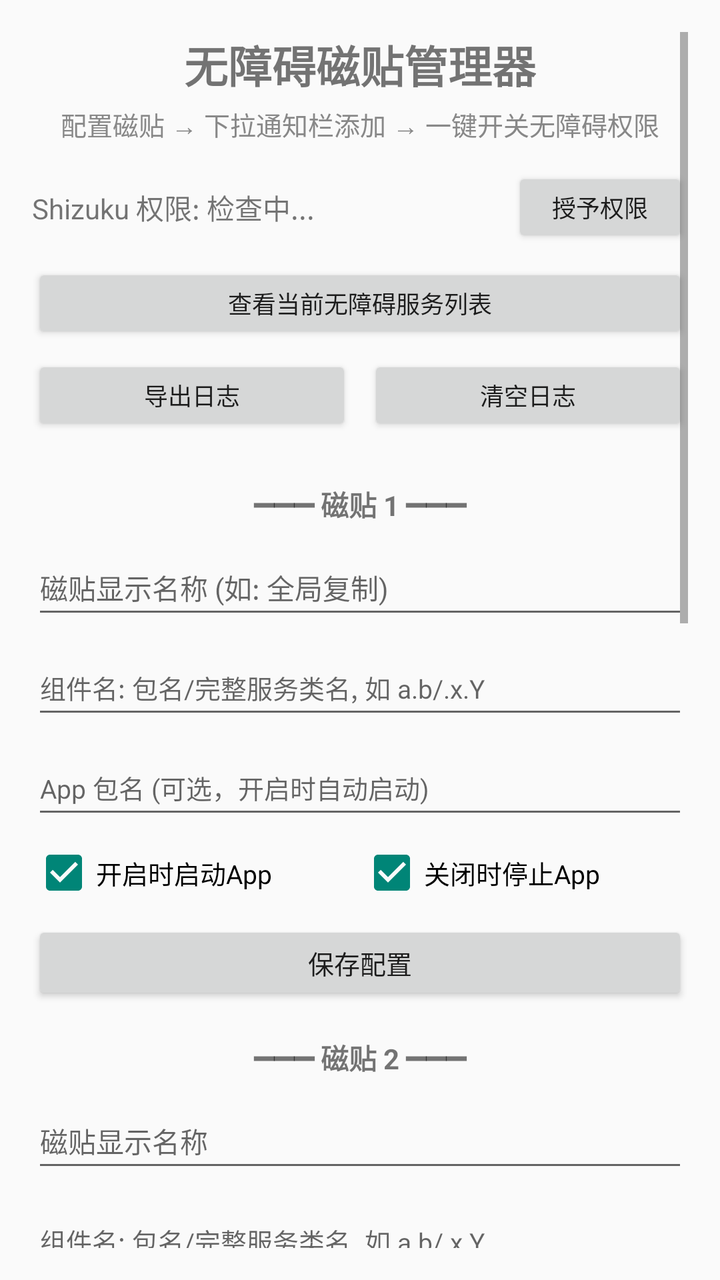
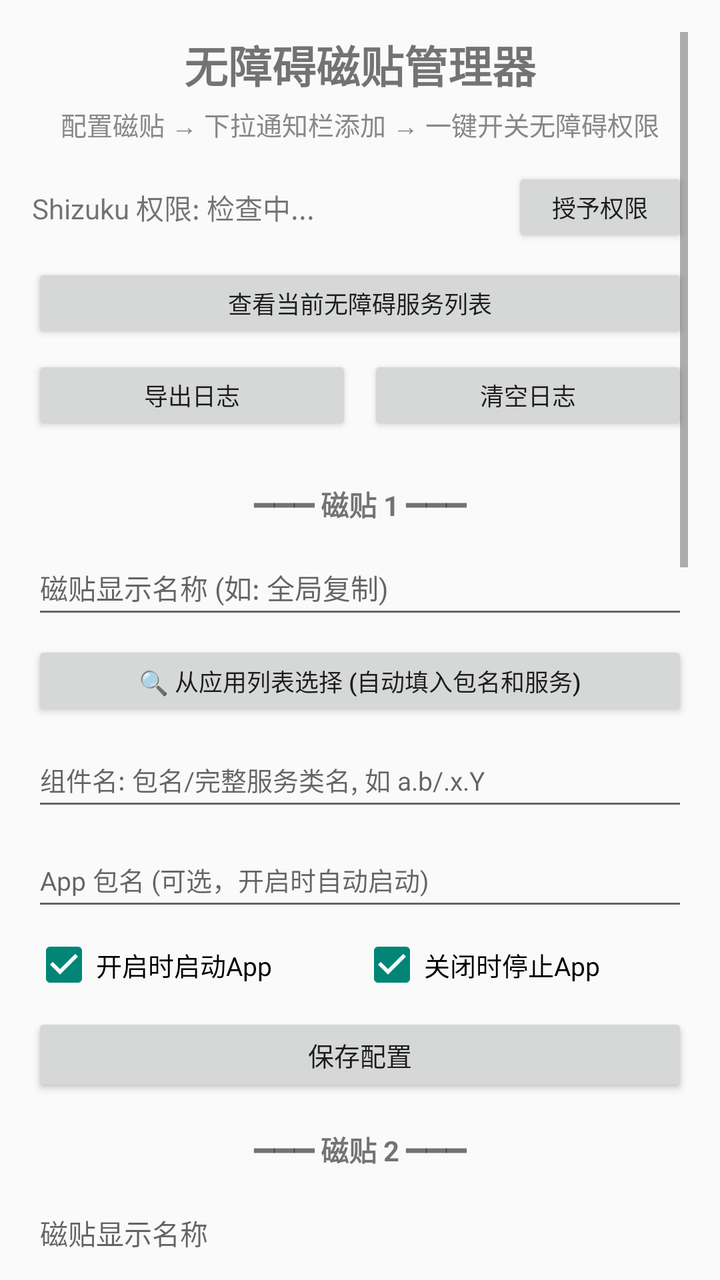

An Android layout rendered at two revisions. The XML below is the earlier revision; the diff shows what the commit changed to produce the second picture.
<!-- AndroidManifest.xml: application theme AppTheme -->
<!-- res/layout/activity_settings.xml -->
<?xml version="1.0" encoding="utf-8"?>
<ScrollView xmlns:android="http://schemas.android.com/apk/res/android"
    android:layout_width="match_parent"
    android:layout_height="match_parent"
    android:padding="16dp">

    <LinearLayout
        android:layout_width="match_parent"
        android:layout_height="wrap_content"
        android:orientation="vertical"
        android:gravity="center_horizontal">

        
        <TextView
            android:layout_width="wrap_content"
            android:layout_height="wrap_content"
            android:text="无障碍磁贴管理器"
            android:textSize="22sp"
            android:textStyle="bold"
            android:layout_marginBottom="4dp" />

        <TextView
            android:layout_width="wrap_content"
            android:layout_height="wrap_content"
            android:text="配置磁贴 → 下拉通知栏添加 → 一键开关无障碍权限"
            android:textSize="13sp"
            android:textColor="#888888"
            android:layout_marginBottom="12dp" />

        
        <LinearLayout
            android:layout_width="match_parent"
            android:layout_height="wrap_content"
            android:orientation="horizontal"
            android:gravity="center_vertical"
            android:layout_marginBottom="8dp">

            <TextView
                android:id="@+id/tv_shizuku_status"
                android:layout_width="0dp"
                android:layout_height="wrap_content"
                android:layout_weight="1"
                android:text="Shizuku 权限: 检查中..."
                android:textSize="14sp" />

            <Button
                android:id="@+id/btn_request_shizuku"
                android:layout_width="wrap_content"
                android:layout_height="40dp"
                android:text="授予权限"
                android:textSize="12sp" />
        </LinearLayout>

        <Button
            android:id="@+id/btn_show_services"
            android:layout_width="match_parent"
            android:layout_height="40dp"
            android:text="查看当前无障碍服务列表"
            android:textSize="12sp"
            android:layout_marginBottom="6dp" />

        <LinearLayout
            android:layout_width="match_parent"
            android:layout_height="wrap_content"
            android:orientation="horizontal"
            android:layout_marginBottom="16dp">

            <Button
                android:id="@+id/btn_export_log"
                android:layout_width="0dp"
                android:layout_height="40dp"
                android:layout_weight="1"
                android:text="导出日志"
                android:textSize="12sp"
                android:layout_marginEnd="4dp" />

            <Button
                android:id="@+id/btn_clear_log"
                android:layout_width="0dp"
                android:layout_height="40dp"
                android:layout_weight="1"
                android:text="清空日志"
                android:textSize="12sp"
                android:layout_marginStart="4dp" />
        </LinearLayout>

        
        <TextView
            android:layout_width="match_parent"
            android:layout_height="wrap_content"
            android:text="━━━ 磁贴 1 ━━━"
            android:textSize="14sp"
            android:textStyle="bold"
            android:gravity="center"
            android:layout_marginTop="8dp"
            android:layout_marginBottom="8dp" />
        <EditText android:id="@+id/et_label_0" android:layout_width="match_parent" android:layout_height="44dp" android:hint="磁贴显示名称 (如: 全局复制)" android:textSize="14sp" android:inputType="text" android:singleLine="true" android:layout_marginBottom="6dp"/>
        <EditText android:id="@+id/et_service_0" android:layout_width="match_parent" android:layout_height="44dp" android:hint="组件名: 包名/完整服务类名, 如 a.b/.x.Y" android:textSize="13sp" android:inputType="text" android:singleLine="true" android:layout_marginBottom="6dp"/>
        <EditText android:id="@+id/et_app_0" android:layout_width="match_parent" android:layout_height="44dp" android:hint="App 包名 (可选，开启时自动启动)" android:textSize="13sp" android:inputType="text" android:singleLine="true" android:layout_marginBottom="6dp"/>
        <LinearLayout android:layout_width="match_parent" android:layout_height="wrap_content" android:orientation="horizontal" android:layout_marginBottom="8dp">
            <CheckBox android:id="@+id/cb_launch_0" android:layout_width="0dp" android:layout_height="wrap_content" android:layout_weight="1" android:text="开启时启动App" android:textSize="13sp" android:checked="true"/>
            <CheckBox android:id="@+id/cb_stop_0" android:layout_width="0dp" android:layout_height="wrap_content" android:layout_weight="1" android:text="关闭时停止App" android:textSize="13sp" android:checked="true"/>
        </LinearLayout>
        <Button android:id="@+id/btn_save_0" android:layout_width="match_parent" android:layout_height="42dp" android:text="保存配置" android:textSize="13sp" />

        
        <TextView android:layout_width="match_parent" android:layout_height="wrap_content" android:text="━━━ 磁贴 2 ━━━" android:textSize="14sp" android:textStyle="bold" android:gravity="center" android:layout_marginTop="16dp" android:layout_marginBottom="8dp"/>
        <EditText android:id="@+id/et_label_1" android:layout_width="match_parent" android:layout_height="44dp" android:hint="磁贴显示名称" android:textSize="14sp" android:inputType="text" android:singleLine="true" android:layout_marginBottom="6dp"/>
        <EditText android:id="@+id/et_service_1" android:layout_width="match_parent" android:layout_height="44dp" android:hint="组件名: 包名/完整服务类名, 如 a.b/.x.Y" android:textSize="13sp" android:inputType="text" android:singleLine="true" android:layout_marginBottom="6dp"/>
        <EditText android:id="@+id/et_app_1" android:layout_width="match_parent" android:layout_height="44dp" android:hint="App 包名 (可选)" android:textSize="13sp" android:inputType="text" android:singleLine="true" android:layout_marginBottom="6dp"/>
        <LinearLayout android:layout_width="match_parent" android:layout_height="wrap_content" android:orientation="horizontal" android:layout_marginBottom="8dp">
            <CheckBox android:id="@+id/cb_launch_1" android:layout_width="0dp" android:layout_height="wrap_content" android:layout_weight="1" android:text="开启时启动App" android:textSize="13sp" android:checked="true"/>
            <CheckBox android:id="@+id/cb_stop_1" android:layout_width="0dp" android:layout_height="wrap_content" android:layout_weight="1" android:text="关闭时停止App" android:textSize="13sp" android:checked="true"/>
        </LinearLayout>
        <Button android:id="@+id/btn_save_1" android:layout_width="match_parent" android:layout_height="42dp" android:text="保存配置" android:textSize="13sp" />

        
        <TextView android:layout_width="match_parent" android:layout_height="wrap_content" android:text="━━━ 磁贴 3 ━━━" android:textSize="14sp" android:textStyle="bold" android:gravity="center" android:layout_marginTop="16dp" android:layout_marginBottom="8dp"/>
        <EditText android:id="@+id/et_label_2" android:layout_width="match_parent" android:layout_height="44dp" android:hint="磁贴显示名称" android:textSize="14sp" android:inputType="text" android:singleLine="true" android:layout_marginBottom="6dp"/>
        <EditText android:id="@+id/et_service_2" android:layout_width="match_parent" android:layout_height="44dp" android:hint="组件名: 包名/完整服务类名, 如 a.b/.x.Y" android:textSize="13sp" android:inputType="text" android:singleLine="true" android:layout_marginBottom="6dp"/>
        <EditText android:id="@+id/et_app_2" android:layout_width="match_parent" android:layout_height="44dp" android:hint="App 包名 (可选)" android:textSize="13sp" android:inputType="text" android:singleLine="true" android:layout_marginBottom="6dp"/>
        <LinearLayout android:layout_width="match_parent" android:layout_height="wrap_content" android:orientation="horizontal" android:layout_marginBottom="8dp">
            <CheckBox android:id="@+id/cb_launch_2" android:layout_width="0dp" android:layout_height="wrap_content" android:layout_weight="1" android:text="开启时启动App" android:textSize="13sp" android:checked="true"/>
            <CheckBox android:id="@+id/cb_stop_2" android:layout_width="0dp" android:layout_height="wrap_content" android:layout_weight="1" android:text="关闭时停止App" android:textSize="13sp" android:checked="true"/>
        </LinearLayout>
        <Button android:id="@+id/btn_save_2" android:layout_width="match_parent" android:layout_height="42dp" android:text="保存配置" android:textSize="13sp" />

        
        <TextView
            android:layout_width="match_parent"
            android:layout_height="wrap_content"
            android:layout_marginTop="24dp"
            android:textSize="12sp"
            android:textColor="#999999"
            android:text="使用说明:\n1. 点击「授予权限」，通过 adb 或 Shizuku 授权\n   命令: pm grant com.example.acctileman android.permission.WRITE_SECURE_SETTINGS\n2. 授权成功后状态变为绿色「已授权」\n3. 填写无障碍服务组件名（格式: 包名/服务类名）\n   正确格式示例: com.camel.corp.universalcopy/com.camel.corp.universalcopy.UniversalCopyService\n   ❌ 错误格式: com.camel.corp.universalcopy （缺少 '/' 和服务类名）\n   获取方法: 点击「查看当前无障碍服务列表」复制完整组件名\n4. 可选填 App 包名，开启时自动启动\n5. 保存后，下拉通知栏 → 编辑快捷开关 → 添加「无障碍 N」\n6. 点击磁贴即可一键开启/关闭无障碍权限" />

    </LinearLayout>
</ScrollView>
<!-- resources referenced by this layout -->
<resources>
  <style name="AppTheme" parent="android:Theme.Material.Light" />
</resources>

<!-- the commit's change to res/layout/activity_settings.xml (unified diff, before → after) -->
@@ -95,6 +95,7 @@
             android:layout_marginTop="8dp"
             android:layout_marginBottom="8dp" />
         <EditText android:id="@+id/et_label_0" android:layout_width="match_parent" android:layout_height="44dp" android:hint="磁贴显示名称 (如: 全局复制)" android:textSize="14sp" android:inputType="text" android:singleLine="true" android:layout_marginBottom="6dp"/>
+        <Button android:id="@+id/btn_pick_app_0" android:layout_width="match_parent" android:layout_height="40dp" android:text="🔍 从应用列表选择 (自动填入包名和服务)" android:textSize="12sp" android:layout_marginBottom="6dp"/>
         <EditText android:id="@+id/et_service_0" android:layout_width="match_parent" android:layout_height="44dp" android:hint="组件名: 包名/完整服务类名, 如 a.b/.x.Y" android:textSize="13sp" android:inputType="text" android:singleLine="true" android:layout_marginBottom="6dp"/>
         <EditText android:id="@+id/et_app_0" android:layout_width="match_parent" android:layout_height="44dp" android:hint="App 包名 (可选，开启时自动启动)" android:textSize="13sp" android:inputType="text" android:singleLine="true" android:layout_marginBottom="6dp"/>
         <LinearLayout android:layout_width="match_parent" android:layout_height="wrap_content" android:orientation="horizontal" android:layout_marginBottom="8dp">
@@ -106,6 +107,7 @@
         
         <TextView android:layout_width="match_parent" android:layout_height="wrap_content" android:text="━━━ 磁贴 2 ━━━" android:textSize="14sp" android:textStyle="bold" android:gravity="center" android:layout_marginTop="16dp" android:layout_marginBottom="8dp"/>
         <EditText android:id="@+id/et_label_1" android:layout_width="match_parent" android:layout_height="44dp" android:hint="磁贴显示名称" android:textSize="14sp" android:inputType="text" android:singleLine="true" android:layout_marginBottom="6dp"/>
+        <Button android:id="@+id/btn_pick_app_1" android:layout_width="match_parent" android:layout_height="40dp" android:text="🔍 从应用列表选择 (自动填入包名和服务)" android:textSize="12sp" android:layout_marginBottom="6dp"/>
         <EditText android:id="@+id/et_service_1" android:layout_width="match_parent" android:layout_height="44dp" android:hint="组件名: 包名/完整服务类名, 如 a.b/.x.Y" android:textSize="13sp" android:inputType="text" android:singleLine="true" android:layout_marginBottom="6dp"/>
         <EditText android:id="@+id/et_app_1" android:layout_width="match_parent" android:layout_height="44dp" android:hint="App 包名 (可选)" android:textSize="13sp" android:inputType="text" android:singleLine="true" android:layout_marginBottom="6dp"/>
         <LinearLayout android:layout_width="match_parent" android:layout_height="wrap_content" android:orientation="horizontal" android:layout_marginBottom="8dp">
@@ -117,6 +119,7 @@
         
         <TextView android:layout_width="match_parent" android:layout_height="wrap_content" android:text="━━━ 磁贴 3 ━━━" android:textSize="14sp" android:textStyle="bold" android:gravity="center" android:layout_marginTop="16dp" android:layout_marginBottom="8dp"/>
         <EditText android:id="@+id/et_label_2" android:layout_width="match_parent" android:layout_height="44dp" android:hint="磁贴显示名称" android:textSize="14sp" android:inputType="text" android:singleLine="true" android:layout_marginBottom="6dp"/>
+        <Button android:id="@+id/btn_pick_app_2" android:layout_width="match_parent" android:layout_height="40dp" android:text="🔍 从应用列表选择 (自动填入包名和服务)" android:textSize="12sp" android:layout_marginBottom="6dp"/>
         <EditText android:id="@+id/et_service_2" android:layout_width="match_parent" android:layout_height="44dp" android:hint="组件名: 包名/完整服务类名, 如 a.b/.x.Y" android:textSize="13sp" android:inputType="text" android:singleLine="true" android:layout_marginBottom="6dp"/>
         <EditText android:id="@+id/et_app_2" android:layout_width="match_parent" android:layout_height="44dp" android:hint="App 包名 (可选)" android:textSize="13sp" android:inputType="text" android:singleLine="true" android:layout_marginBottom="6dp"/>
         <LinearLayout android:layout_width="match_parent" android:layout_height="wrap_content" android:orientation="horizontal" android:layout_marginBottom="8dp">
@@ -132,7 +135,7 @@
             android:layout_marginTop="24dp"
             android:textSize="12sp"
             android:textColor="#999999"
-            android:text="使用说明:\n1. 点击「授予权限」，通过 adb 或 Shizuku 授权\n   命令: pm grant com.example.acctileman android.permission.WRITE_SECURE_SETTINGS\n2. 授权成功后状态变为绿色「已授权」\n3. 填写无障碍服务组件名（格式: 包名/服务类名）\n   正确格式示例: com.camel.corp.universalcopy/com.camel.corp.universalcopy.UniversalCopyService\n   ❌ 错误格式: com.camel.corp.universalcopy （缺少 '/' 和服务类名）\n   获取方法: 点击「查看当前无障碍服务列表」复制完整组件名\n4. 可选填 App 包名，开启时自动启动\n5. 保存后，下拉通知栏 → 编辑快捷开关 → 添加「无障碍 N」\n6. 点击磁贴即可一键开启/关闭无障碍权限" />
+            android:text="使用说明:\n1. 点击「授予权限」，通过 adb 或 Shizuku 授权\n   命令: pm grant com.example.acctileman android.permission.WRITE_SECURE_SETTINGS\n2. 授权成功后状态变为绿色「已授权」\n3. ★推荐: 点击「从应用列表选择」自动读取包名和服务名\n   选择应用后自动填入，多个服务会弹窗让你选\n4. 也可手动填写无障碍服务组件名（格式: 包名/服务类名）\n   正确格式: com.camel.corp.universalcopy/com.camel.corp.universalcopy.UniversalCopyService\n   ❌ 错误格式: com.camel.corp.universalcopy （缺少 '/' 和服务类名）\n5. 保存后，下拉通知栏 → 编辑快捷开关 → 添加「无障碍 N」\n6. 点击磁贴即可一键开启/关闭无障碍权限" />
 
     </LinearLayout>
 </ScrollView>
